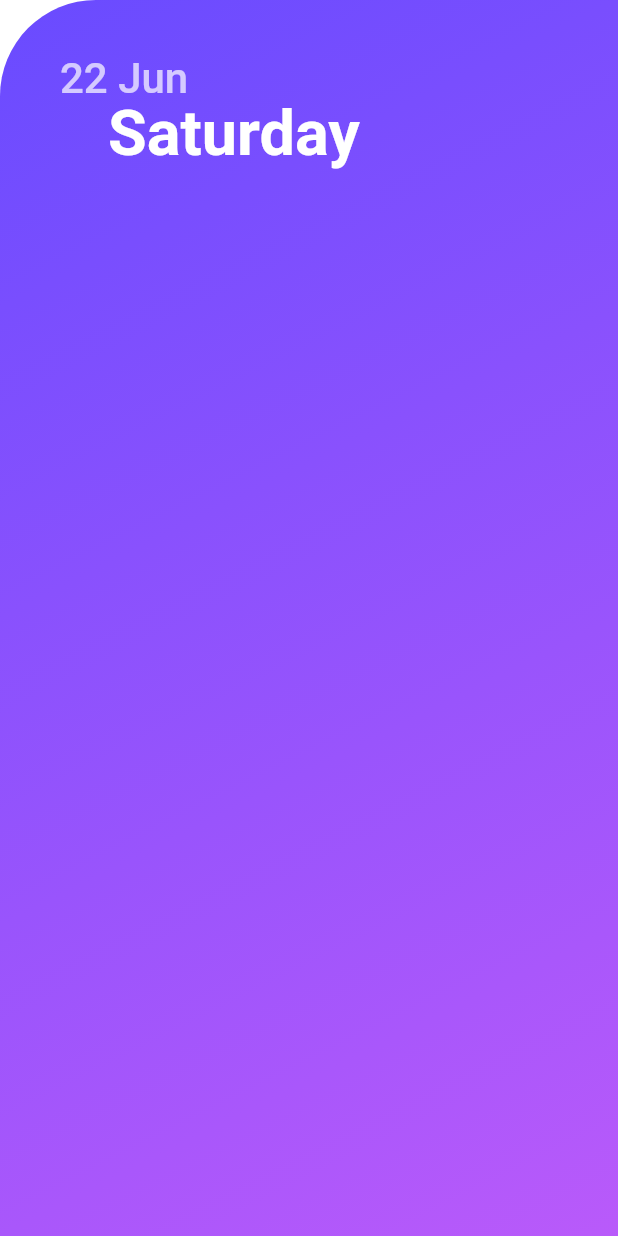
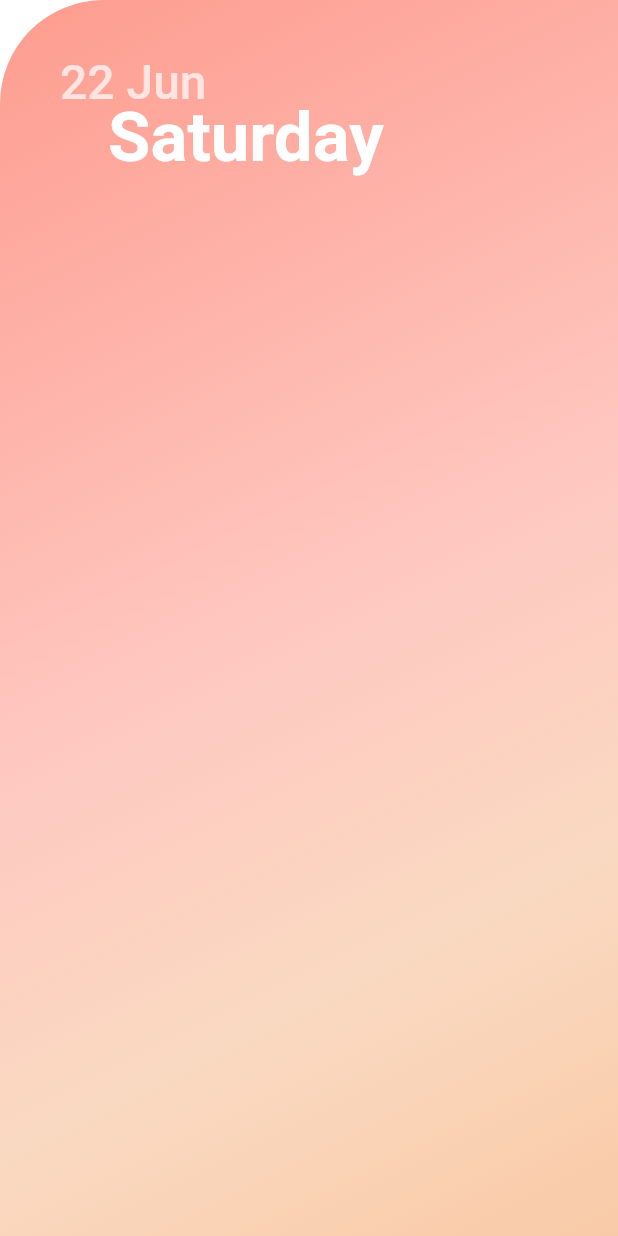
Before and after one commit to tdh8316/thanks, a Flutter app: the screen it shows after launch, on a phone screen of 412 x 824 dp. Run offline on Flutter 3.47's test engine with Material 2 defaults, Android fonts, the phone set to English and light mode, and no system bars; our stand-ins replace fl_chart; Roboto replaces fonts that are missing (나눔바른펜).

Commit message:
Add new color scheme to interface

```diff
--- a/lib/screens/index.dart
+++ b/lib/screens/index.dart
@@ -2,6 +2,7 @@ import 'package:flutter/cupertino.dart';
 import 'package:flutter/material.dart';
 import 'package:intl/intl.dart';
 import 'package:thanks/core/i18n.dart';
+import 'package:thanks/view/color_scheme.dart';
 
 class Index extends StatefulWidget {
   Widget dateWidget() {
@@ -13,7 +14,7 @@ class Index extends StatefulWidget {
           child: Text(
             "${DateFormat("d").format(date)} ${DateFormat("MMM").format(date)}",
             style: TextStyle(
-              fontSize: 28,
+              fontSize: 32,
               color: Colors.white70,
               fontWeight: FontWeight.w500,
             ),
@@ -24,7 +25,7 @@ class Index extends StatefulWidget {
           child: Text(
             "${tr(DateFormat("EEEE").format(date))}",
             style: TextStyle(
-              fontSize: 42,
+              fontSize: 46,
               color: Colors.white,
               fontWeight: FontWeight.bold,
             ),
@@ -52,8 +53,8 @@ class Index extends StatefulWidget {
         title: Text(
           "Thanks",
           style: TextStyle(
-            color: Colors.black,
-            fontFamily: "Krabuler",
+            color: Colors.black87,
+            fontWeight: FontWeight.w900,
             fontSize: 38,
           ),
         ),
@@ -111,7 +112,7 @@ class IndexState extends State<Index> with SingleTickerProviderStateMixin {
               children: <Widget>[
                 ClipRRect(
                   borderRadius: BorderRadius.only(
-                    topLeft: Radius.circular(64),
+                    topLeft: Radius.circular(69),
                   ),
                   child: Container(
                     width: double.infinity,
@@ -120,10 +121,11 @@ class IndexState extends State<Index> with SingleTickerProviderStateMixin {
                       gradient: LinearGradient(
                         begin: Alignment.topLeft,
                         end: Alignment.bottomRight,
-                        colors: <Color>[
+                        colors: theme.primaryGradient
+                        /*<Color>[
                           Color.fromARGB(255, 105, 75, 255),
                           Color.fromARGB(255, 185, 90, 250),
-                        ],
+                        ]*/,
                       ),
                     ),
                     child: ListView(
--- a/lib/screens/splash.dart
+++ b/lib/screens/splash.dart
@@ -3,6 +3,7 @@ import 'dart:async';
 import 'package:flutter/material.dart';
 import 'package:thanks/core/i18n.dart';
 import 'package:thanks/screens/index.dart';
+import 'package:thanks/view/color_scheme.dart';
 
 class Splash extends StatefulWidget {
   @override
@@ -45,8 +46,7 @@ class _SplashState extends State<Splash> {
                   fontWeight: FontWeight.bold,
                   foreground: Paint()
                     ..shader = LinearGradient(
-                      end: Alignment.topRight,
-                      colors: <Color>[Colors.amber[400], Color(0xff8921aa)],
+                      colors: theme.titleGradient,
                     ).createShader(
                       Rect.fromLTWH(0.0, 0.0, 200.0, 70.0),
                     ),
```
Also changed, not shown: lib/view/color_scheme.dart (+27 -0 lines).
